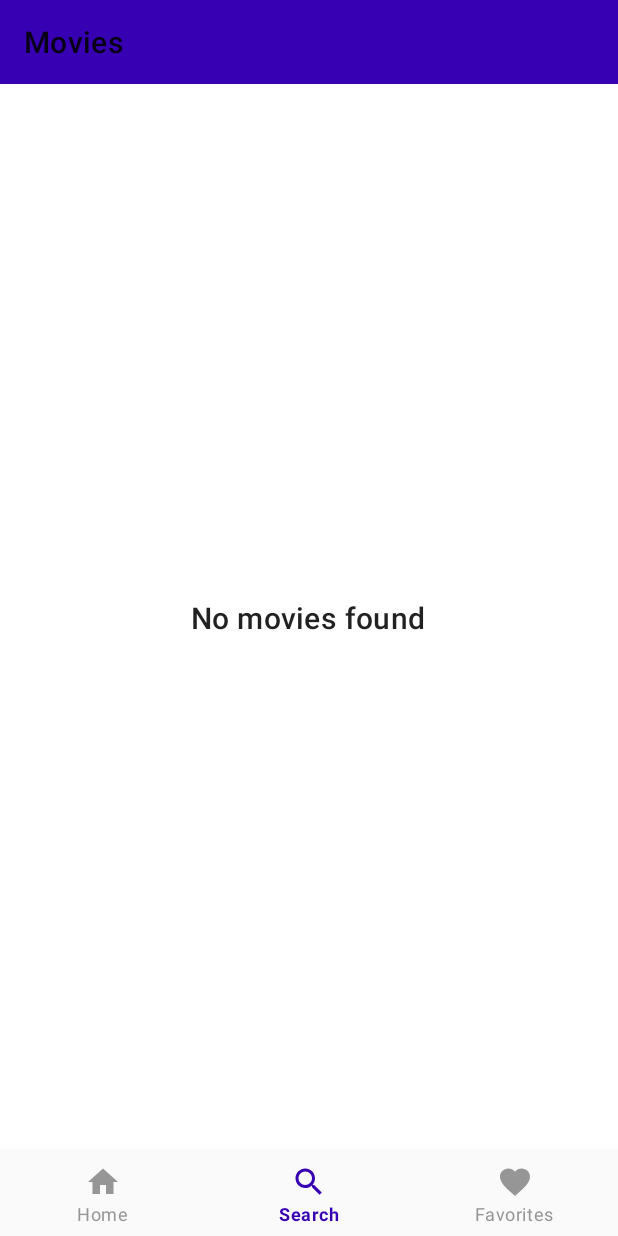
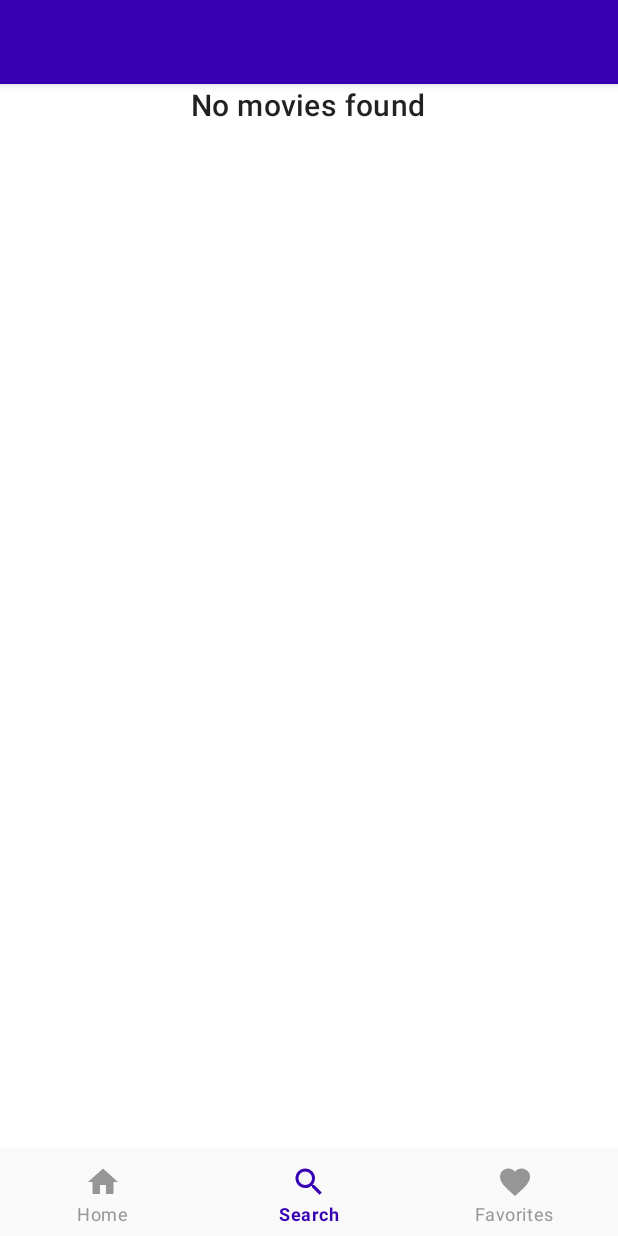
Before and after one commit to NathanfsSeph/TheMovieDatabase, an Android app: the SearchFragment screen opened through its navigation route, on a phone screen of 412 x 824 dp. Run offline under Robolectric (Android 15) with nearby library versions, the phone set to English and light mode, and no system bars; our stand-ins replace navigation-ui; pictures from the network do not load.

Commit message:
Ajustes toolbar

```diff
--- a/app/src/main/java/com/nathan/themoviedatabase/presentation/main/MainActivity.kt
+++ b/app/src/main/java/com/nathan/themoviedatabase/presentation/main/MainActivity.kt
@@ -16,9 +16,6 @@ class MainActivity : AppCompatActivity() {
         super.onCreate(savedInstanceState)
         setContentView(R.layout.activity_main)
 
-        toolbar.title = getString(R.string.movies_title)
-        setSupportActionBar(toolbar)
-
         viewModel.getMovies()
 
         setupWithNavController(
--- a/app/src/main/res/layout/activity_main.xml
+++ b/app/src/main/res/layout/activity_main.xml
@@ -6,15 +6,6 @@
     android:layout_width="match_parent"
     android:layout_height="match_parent"
     tools:context=".presentation.main.MainActivity">
-
-    <androidx.appcompat.widget.Toolbar
-        android:id="@+id/toolbar"
-        android:layout_width="0dp"
-        android:layout_height="wrap_content"
-        android:background="@color/design_default_color_primary_dark"
-        app:layout_constraintEnd_toEndOf="parent"
-        app:layout_constraintStart_toStartOf="parent"
-        app:layout_constraintTop_toTopOf="parent" />
 
     <fragment
         android:id="@+id/navHostFragment"
@@ -25,7 +16,7 @@
         app:layout_constraintBottom_toTopOf="@+id/bottomNavigationView"
         app:layout_constraintEnd_toEndOf="parent"
         app:layout_constraintStart_toStartOf="parent"
-        app:layout_constraintTop_toBottomOf="@+id/toolbar"
+        app:layout_constraintTop_toTopOf="parent"
         app:navGraph="@navigation/nav_graph" />
 
 
--- a/app/src/main/res/layout/fragment_search.xml
+++ b/app/src/main/res/layout/fragment_search.xml
@@ -1,21 +1,37 @@
 <?xml version="1.0" encoding="utf-8"?>
-<androidx.constraintlayout.widget.ConstraintLayout xmlns:android="http://schemas.android.com/apk/res/android"
+
+<androidx.coordinatorlayout.widget.CoordinatorLayout xmlns:android="http://schemas.android.com/apk/res/android"
     xmlns:app="http://schemas.android.com/apk/res-auto"
     xmlns:tools="http://schemas.android.com/tools"
-    android:id="@+id/main"
+    android:layout_width="match_parent"
+    android:layout_height="match_parent">
+
+    <com.google.android.material.appbar.AppBarLayout
+        android:layout_width="match_parent"
+        android:layout_height="wrap_content">
+
+        <com.google.android.material.appbar.MaterialToolbar
+            android:id="@+id/searchToolbar"
+            android:layout_width="match_parent"
+            android:layout_height="wrap_content"
+            android:background="@color/bottom_nav_selected_item" />
+
+    </com.google.android.material.appbar.AppBarLayout>
+
+    <androidx.core.widget.NestedScrollView
         android:layout_width="match_parent"
         android:layout_height="match_parent"
-    tools:context=".presentation.main.fragments.SearchFragment">
+        app:layout_behavior="com.google.android.material.appbar.AppBarLayout$ScrollingViewBehavior">
 
+        <LinearLayout
+            android:layout_width="match_parent"
+            android:layout_height="wrap_content"
+            android:orientation="vertical">
 
             <FrameLayout
                 android:id="@+id/emptyState"
-        android:layout_width="0dp"
-        android:layout_height="0dp"
-        app:layout_constraintBottom_toBottomOf="parent"
-        app:layout_constraintEnd_toEndOf="parent"
-        app:layout_constraintStart_toStartOf="parent"
-        app:layout_constraintTop_toTopOf="parent">
+                android:layout_width="match_parent"
+                android:layout_height="wrap_content">
 
                 <androidx.appcompat.widget.AppCompatTextView
                     android:layout_width="wrap_content"
@@ -28,24 +44,21 @@
 
             <FrameLayout
                 android:id="@+id/nonEmptyState"
-        android:layout_width="0dp"
-        android:layout_height="0dp"
-        app:layout_constraintBottom_toBottomOf="parent"
-        app:layout_constraintEnd_toEndOf="parent"
-        app:layout_constraintStart_toStartOf="parent"
-        app:layout_constraintTop_toTopOf="parent">
+                android:layout_width="match_parent"
+                android:layout_height="wrap_content">
 
                 <androidx.recyclerview.widget.RecyclerView
                     android:id="@+id/foundMoviesRecyclerView"
-            android:layout_width="0dp"
-            android:layout_height="0dp"
+                    android:layout_width="match_parent"
+                    android:layout_height="wrap_content"
                     android:orientation="horizontal"
                     app:layoutManager="androidx.recyclerview.widget.LinearLayoutManager"
-            app:layout_constraintBottom_toBottomOf="parent"
-            app:layout_constraintEnd_toEndOf="parent"
-            app:layout_constraintStart_toStartOf="parent"
-            app:layout_constraintTop_toTopOf="parent"
                     tools:listitem="@layout/list_item_movie" />
             </FrameLayout>
 
-</androidx.constraintlayout.widget.ConstraintLayout>
+        </LinearLayout>
+
+    </androidx.core.widget.NestedScrollView>
+
+
+</androidx.coordinatorlayout.widget.CoordinatorLayout>
```
Also changed, not shown: app/src/main/res/layout/fragment_main.xml (+31 -10 lines). Lines whose indentation alone changed are shown as unchanged.
